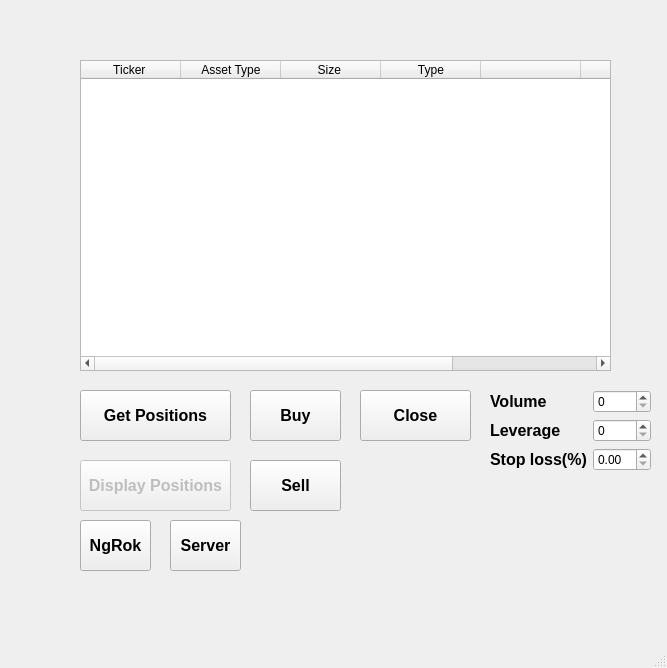
Elessar1996/IBController, file MainWindow.ui: the form before one commit.
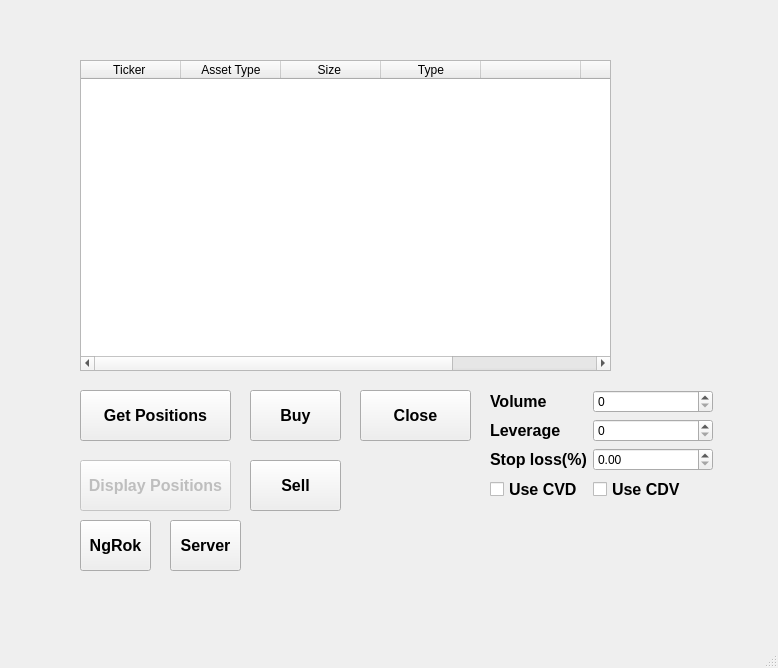
The form after the commit.

The edit to the form file:
```diff
--- a/MainWindow.ui
+++ b/MainWindow.ui
@@ -6,7 +6,7 @@
    <rect>
     <x>0</x>
     <y>0</y>
-    <width>667</width>
+    <width>778</width>
     <height>668</height>
    </rect>
   </property>
@@ -172,8 +172,8 @@
      <rect>
       <x>490</x>
       <y>390</y>
-      <width>161</width>
-      <height>121</height>
+      <width>223</width>
+      <height>122</height>
      </rect>
     </property>
     <layout class="QFormLayout" name="formLayout">
@@ -249,6 +249,34 @@
        </property>
       </widget>
      </item>
+     <item row="3" column="0">
+      <widget class="QCheckBox" name="cvd_checkbox">
+       <property name="font">
+        <font>
+         <pointsize>12</pointsize>
+         <weight>75</weight>
+         <bold>true</bold>
+        </font>
+       </property>
+       <property name="text">
+        <string>Use CVD</string>
+       </property>
+      </widget>
+     </item>
+     <item row="3" column="1">
+      <widget class="QCheckBox" name="cdv_checkbox">
+       <property name="font">
+        <font>
+         <pointsize>12</pointsize>
+         <weight>75</weight>
+         <bold>true</bold>
+        </font>
+       </property>
+       <property name="text">
+        <string>Use CDV</string>
+       </property>
+      </widget>
+     </item>
     </layout>
    </widget>
    <widget class="QPushButton" name="ngrok_btn">
```
